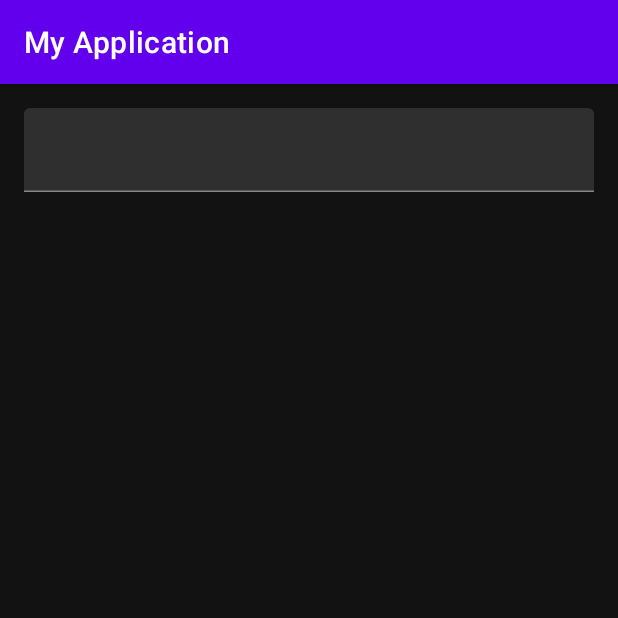
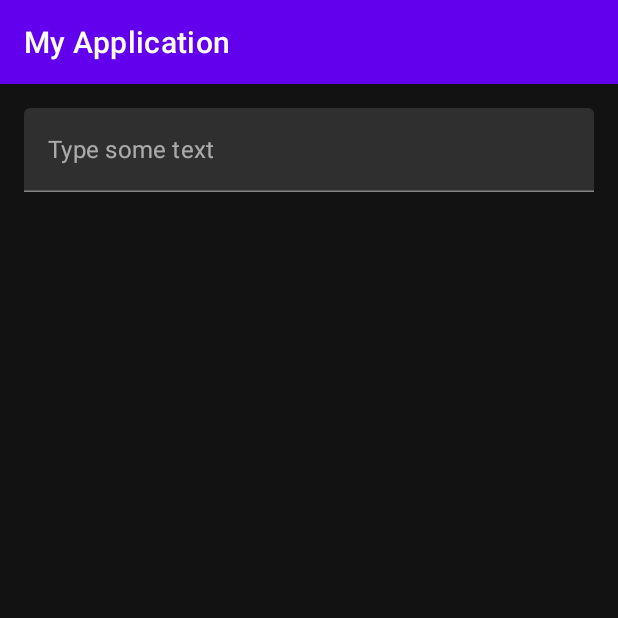
Before and after one commit to szaszpeter/BasicTools, an Android app built with Jetpack Compose: the FlowFragment screen opened through its navigation route, on a phone screen of 412 x 824 dp, the top half of it. Run offline under Robolectric (Android 15) with nearby library versions, the phone set to English and light mode, and no system bars; our stand-ins replace Dagger/Hilt's generated code.

Commit message:
Add Placeholder to FlowFragment TextField

```diff
--- a/app/src/main/java/com/example/myapplication/flows/FlowFragment.kt
+++ b/app/src/main/java/com/example/myapplication/flows/FlowFragment.kt
@@ -69,6 +69,7 @@ class FlowFragment : Fragment() {
         var textValue by remember { mutableStateOf(TextFieldValue("")) }
         TextField(
             value = textValue,
+            placeholder = { Text(text = "Type some text") },
             modifier = Modifier
                 .padding(16.dp)
                 .fillMaxWidth(),
```
